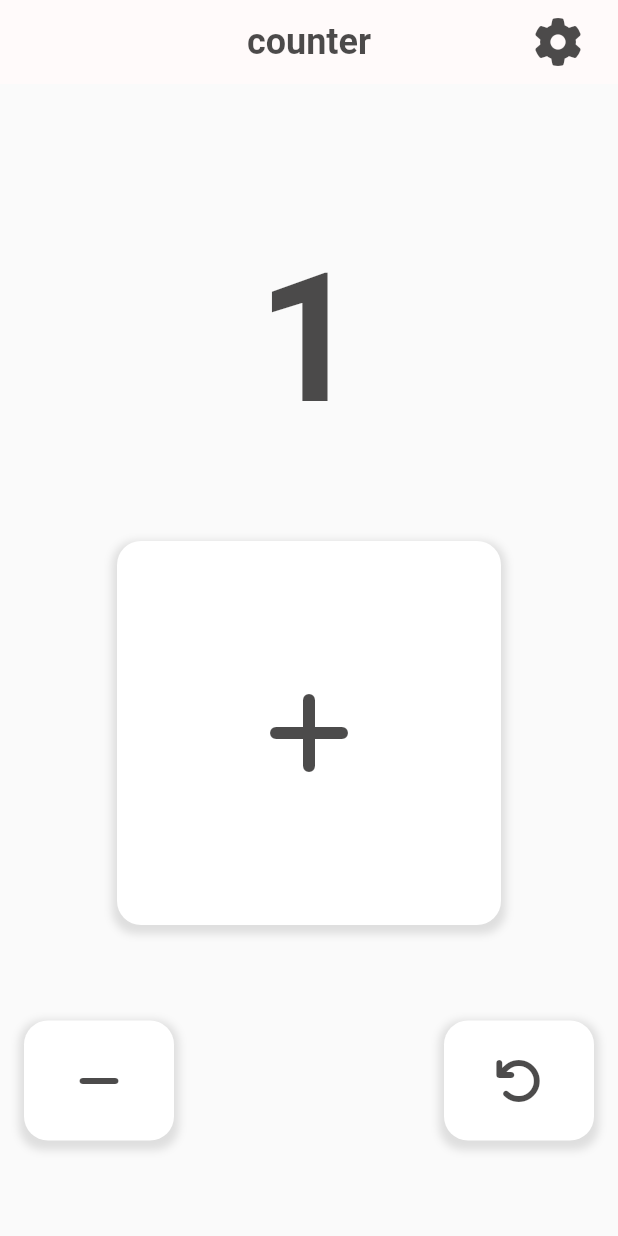
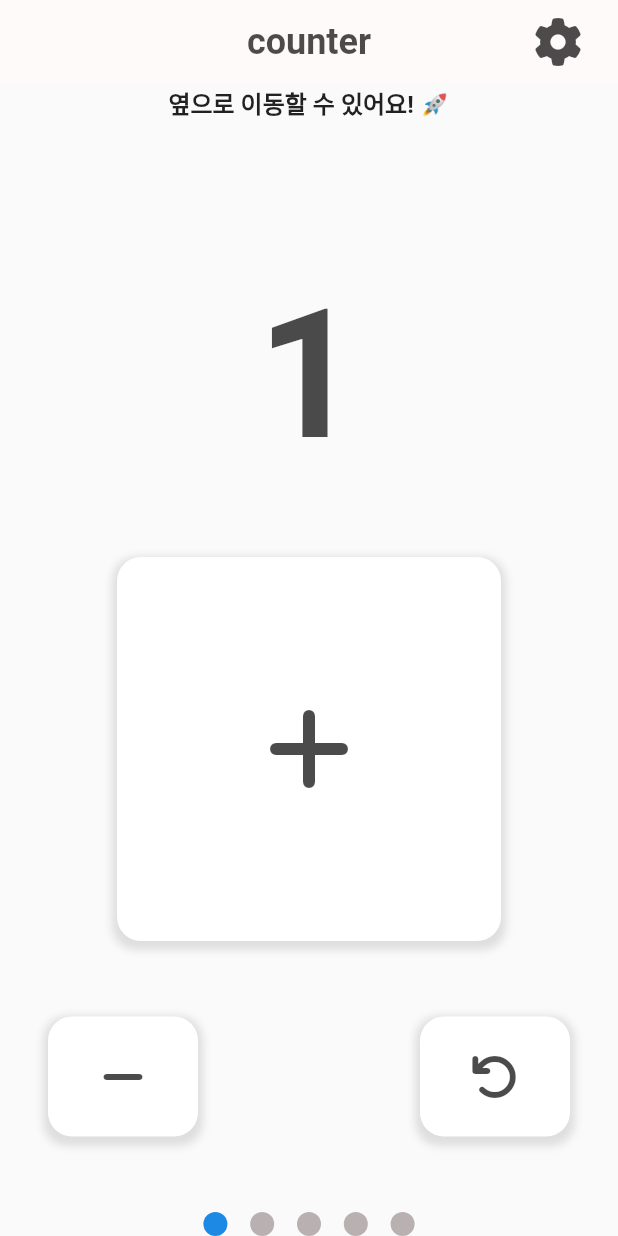
Before and after one commit to yongdo-kim/2023_counter_app, a Flutter app: the screen it shows after launch, after a tap on an icon or button, on a phone screen of 412 x 824 dp. Run offline on Flutter 3.47's test engine with Material 2 defaults, Android fonts, the phone set to English and light mode, and no system bars; drawn by our look-alikes of animated_flip_counter; our stand-ins replace bloc, easy_localization, equatable, firebase_analytics, firebase_core, firebase_crashlytics and 9 more; accounts and stored records are empty.

Commit message:
feat pagenation

```diff
--- a/lib/counter/application/counter/counter_bloc.dart
+++ b/lib/counter/application/counter/counter_bloc.dart
@@ -1,5 +1,4 @@
 import 'package:bloc/bloc.dart';
-import 'package:counter2023/counter/domain/counter.dart';
 import 'package:counter2023/counter/hive/hive_domain.dart';
 import 'package:equatable/equatable.dart';
 import 'package:injectable/injectable.dart';
@@ -14,18 +13,29 @@ class CounterBloc extends Bloc<CounterEvent, CounterState> {
     on<CounterUp>(_onCounterUp);
     on<CounterDown>(_onCounterDown);
     on<CounterReset>(_onCounterReset);
+    on<CounterIndexChanged>(_onCounterIndexChanged);
   }
 
   Future<void> _onCounterStarted(
       CounterStarted event, Emitter<CounterState> emit) async {
+    //TODO : 리스트로 변형 필요
     final countBox = await HiveDomain.getCountBox;
     final numberField = countBox.get('number');
     emit(state.copyWith(count: numberField?.number ?? 0));
   }
 
   Future<void> _onCounterUp(CounterUp event, Emitter<CounterState> emit) async {
-    _onCounterSave(count: state.count + 1);
-    emit(state.copyWith(count: state.count + 1));
+    final newData = state.counterObjects.map((obj) {
+      if (obj.id == event.index) {
+        int count = obj.count + 1;
+        return obj.copyWith(count: count);
+      } else {
+        return obj;
+      }
+    }).toList();
+    print(newData);
+    // _onCounterSave(, index: event.index);
+    emit(state.copyWith(counterObjects: newData));
   }
 
   Future<void> _onCounterDown(
@@ -33,23 +43,28 @@ class CounterBloc extends Bloc<CounterEvent, CounterState> {
     int count = state.count;
     count = count - 1;
     if (count < 0) {
-      _onCounterSave(count: 0);
+      _onCounterSave(index: event.index, count: 0);
       emit(state.copyWith(count: 0));
     } else {
-      _onCounterSave(count: count);
+      _onCounterSave(index: event.index, count: count);
       emit(state.copyWith(count: count));
     }
   }
 
   Future<void> _onCounterReset(
       CounterReset event, Emitter<CounterState> emit) async {
-    _onCounterSave(count: 0);
+    _onCounterSave(index: event.index, count: 0);
     emit(state.copyWith(count: 0));
   }
 
+  Future<void> _onCounterIndexChanged(
+      CounterIndexChanged event, Emitter<CounterState> emit) async {
+    emit(state.copyWith(currentIndex: event.index));
+  }
+
   //내부이벤트
-  Future<void> _onCounterSave({required int count}) async {
-    final countBox = await HiveDomain.getCountBox;
-    await countBox.put('number', Count(number: count));
+  Future<void> _onCounterSave({required int index, required int count}) async {
+    // final countBox = await HiveDomain.getCountBox;
+    // await countBox.put('number', Count(number: count));
   }
 }
--- a/lib/counter/application/counter/counter_event.dart
+++ b/lib/counter/application/counter/counter_event.dart
@@ -11,13 +11,21 @@ class CounterStarted extends CounterEvent {
 }
 
 class CounterUp extends CounterEvent {
-  const CounterUp();
+   final int index;
+  const CounterUp({required this.index});
 }
 
 class CounterDown extends CounterEvent {
-  const CounterDown();
+   final int index;
+  const CounterDown({required this.index});
 }
 
 class CounterReset extends CounterEvent {
-  const CounterReset();
+   final int index;
+  const CounterReset({required this.index});
 }
+
+class CounterIndexChanged extends CounterEvent {
+  final int index;
+  const CounterIndexChanged({required this.index});
+}
--- a/lib/counter/application/counter/counter_state.dart
+++ b/lib/counter/application/counter/counter_state.dart
@@ -3,19 +3,60 @@ part of 'counter_bloc.dart';
 class CounterState extends Equatable {
   final bool isLoading;
   final int count;
+  //TEST
+  final List<CounterObject> counterObjects;
+  final int currentIndex;
 
-  const CounterState({required this.isLoading, required this.count});
+  const CounterState({
+    required this.isLoading,
+    required this.count,
+    required this.counterObjects,
+    required this.currentIndex,
+  });
 
-  factory CounterState.initial() => const CounterState(
-        isLoading: false,
-        count: 0,
-      );
+  factory CounterState.initial() => CounterState(
+      isLoading: false,
+      count: 0,
+      counterObjects: [
+        CounterObject(id: 0, count: 0, title: ""),
+        CounterObject(id: 1, count: 0, title: ""),
+        CounterObject(id: 2, count: 0, title: ""),
+        CounterObject(id: 3, count: 0, title: ""),
+        CounterObject(id: 4, count: 0, title: ""),
+      ],
+      currentIndex: 0);
 
   @override
-  List<Object?> get props => [isLoading, count];
+  List<Object?> get props => [isLoading, count, counterObjects, currentIndex];
 
-  CounterState copyWith({bool? isLoading, int? count}) {
+  CounterState copyWith(
+      {bool? isLoading,
+      int? count,
+      List<CounterObject>? counterObjects,
+      int? currentIndex}) {
     return CounterState(
-        isLoading: isLoading ?? this.isLoading, count: count ?? this.count);
+        isLoading: isLoading ?? this.isLoading,
+        count: count ?? this.count,
+        counterObjects: counterObjects ?? this.counterObjects,
+        currentIndex: currentIndex ?? this.currentIndex);
   }
 }
+
+class CounterObject {
+  final int id;
+  final int count;
+  final String title;
+
+  CounterObject({required this.id, required this.title, required this.count});
+
+  CounterObject copyWith({
+    int? id,
+    int? count,
+    String? title,
+  }) {
+    return CounterObject(
+        id: id ?? this.id,
+        title: title ?? this.title,
+        count: count ?? this.count);
+  }
+}
--- a/lib/counter/presentation/counterPage.dart
+++ b/lib/counter/presentation/counterPage.dart
@@ -1,25 +1,32 @@
-import 'package:animated_flip_counter/animated_flip_counter.dart';
 import 'package:counter2023/counter/application/counter/counter_bloc.dart';
 import 'package:counter2023/counter/application/setting/setting_bloc.dart';
 import 'package:counter2023/counter/presentation/settingPage.dart';
+import 'package:counter2023/counter/presentation/widget/counterContent.dart';
+import 'package:counter2023/counter/presentation/widget/pageDot.dart';
 import 'package:counter2023/design/appbar/nari_app_bar.dart';
-import 'package:counter2023/design/button/nari_button.dart';
 import 'package:counter2023/design/color/nari_color.dart';
 import 'package:counter2023/design/font/nari_font.dart';
 import 'package:easy_localization/easy_localization.dart';
 import 'package:flutter/material.dart';
 import 'package:flutter_bloc/flutter_bloc.dart';
 import 'package:font_awesome_flutter/font_awesome_flutter.dart';
-import 'package:just_audio/just_audio.dart';
-import 'package:vibration/vibration.dart';
 
 import '../../common/admob/interstitial.dart';
 
-class CounterApp extends StatelessWidget {
+class CounterApp extends StatefulWidget {
   const CounterApp({super.key});
 
   @override
+  State<CounterApp> createState() => _CounterAppState();
+}
+
+class _CounterAppState extends State<CounterApp> {
+  @override
   Widget build(BuildContext context) {
+    final PageController pageController = PageController(
+      initialPage: 0,
+    );
+
     return Scaffold(
       appBar: NariAppBar(
         title: tr('title'),
@@ -50,50 +57,32 @@ class CounterApp extends StatelessWidget {
       body: SafeArea(
         child: BlocBuilder<SettingBloc, SettingState>(
           builder: (context, settingState) {
-            return BlocConsumer<CounterBloc, CounterState>(
-              listenWhen: (previous, current) =>
-                  previous.count != current.count,
-              listener: (context, counterState) async {
-                if (context.read<SettingBloc>().state.isSoundTurnOn) {
-                  await soundPlayer(context);
-                }
-
-                if (context.read<SettingBloc>().state.isVibratorTurnOn) {
-                  await vibratorPlayer(context);
-                }
-              },
+            return BlocBuilder<CounterBloc, CounterState>(
               builder: (context, state) {
-                return Padding(
-                  padding: const EdgeInsets.symmetric(horizontal: 16),
-                  child: Column(
-                    children: [
-                      const SizedBox(
-                        height: 100,
-                      ),
-                      AnimatedFlipCounter(
-                          duration: const Duration(milliseconds: 100),
-                          value: state.count,
-                          textStyle: NariFont.bold.copyWith(
-                              fontSize: 120, color: NariColor.primaryBlack)),
-                      Expanded(child: Container()),
-                      NariButton(
-                        width: 256,
-                        height: 256,
-                        iconData: FontAwesomeIcons.plus,
-                        iconSize: 64,
-                        backgroundColor: Colors.white,
-                        onTap: () async {
-                          context.read<CounterBloc>().add(const CounterUp());
-                        },
-                      ),
-                      const Expanded(child: SizedBox()),
-                      Row(
-                        mainAxisAlignment: MainAxisAlignment.spaceBetween,
-                        children: const [CounterMinusBox(), CounterResetBox()],
-                      ),
-                      const Expanded(child: SizedBox())
-                    ],
-                  ),
+                return Column(
+                  children: [
+                    const Text(
+                      "옆으로 이동할 수 있어요! 🚀",
+                      style: NariFont.bold16,
+                    ),
+                    Expanded(
+                      child: Padding(
+                          padding: const EdgeInsets.symmetric(horizontal: 16),
+                          child: PageView.builder(
+                              onPageChanged: (value) {
+                                context
+                                    .read<CounterBloc>()
+                                    .add(CounterIndexChanged(index: value));
+                              },
+                              itemCount: state.counterObjects.length,
+                              itemBuilder: (context, index) {
+                                return CounterContent(
+                                  index: index,
+                                );
+                              })),
+                    ),
+                    const PageDot()
+                  ],
                 );
               },
             );
@@ -103,69 +92,3 @@ class CounterApp extends StatelessWidget {
     );
   }
 }
-
-class CounterMinusBox extends StatelessWidget {
-  const CounterMinusBox({super.key});
-
-  @override
-  Widget build(BuildContext context) {
-    return NariButton(
-      width: 100,
-      backgroundColor: Colors.white,
-      padding: EdgeInsets.zero,
-      iconData: FontAwesomeIcons.minus,
-      onTap: () async {
-        context.read<CounterBloc>().add(const CounterDown());
-      },
-    );
-  }
-}
-
-class CounterResetBox extends StatelessWidget {
-  const CounterResetBox({super.key});
-
-  @override
-  Widget build(BuildContext context) {
-    return NariButton(
-      width: 100,
-      backgroundColor: Colors.white,
-      padding: EdgeInsets.zero,
-      iconData: FontAwesomeIcons.arrowRotateLeft,
-      onTap: () async {
-        context.read<CounterBloc>().add(const CounterReset());
-      },
-    );
-  }
-}
-
-Future<void> soundPlayer(BuildContext context) async {
-  final volume = context.read<SettingBloc>().state.soundVolume;
-  final isTurnOn = context.read<SettingBloc>().state.isSoundTurnOn;
-  if (isTurnOn) {
-    if (volume == 0) {
-      //do nothing
-    } else {
-      print("yongdo is here $volume");
-      final player = AudioPlayer();
-      await player.setAsset("assets/sound/click_sound.mp3");
-      await player.setVolume(volume);
-      await player.play();
-    }
-  }
-}
-
-Future<void> vibratorPlayer(BuildContext context) async {
-  final volume = context.read<SettingBloc>().state.vibratorVolume;
-  final isTurnOn = context.read<SettingBloc>().state.isVibratorTurnOn;
-
-  if (isTurnOn) {
-    if (volume == 0) {
-      //do nothing
-    } else {
-      final hasVibrator = await Vibration.hasVibrator() ?? false;
-      if (hasVibrator) {
-        Vibration.vibrate();
-      }
-    }
-  }
-}
--- /dev/null
+++ b/lib/counter/presentation/widget/counterContent.dart
@@ -0,0 +1,155 @@
+import 'package:animated_flip_counter/animated_flip_counter.dart';
+import 'package:counter2023/counter/application/counter/counter_bloc.dart';
+import 'package:counter2023/counter/application/setting/setting_bloc.dart';
+import 'package:counter2023/design/button/nari_button.dart';
+import 'package:counter2023/design/color/nari_color.dart';
+import 'package:counter2023/design/font/nari_font.dart';
+import 'package:flutter/material.dart';
+import 'package:flutter_bloc/flutter_bloc.dart';
+import 'package:font_awesome_flutter/font_awesome_flutter.dart';
+import 'package:just_audio/just_audio.dart';
+import 'package:vibration/vibration.dart';
+
+class CounterContent extends StatelessWidget {
+  final int index;
+  const CounterContent({
+    super.key,
+    required this.index,
+  });
+
+  @override
+  Widget build(BuildContext context) {
+    return BlocBuilder<SettingBloc, SettingState>(
+      builder: (context, settingState) {
+        return BlocConsumer<CounterBloc, CounterState>(
+          listenWhen: (previous, current) =>
+              previous.counterObjects[previous.currentIndex] !=
+              current.counterObjects[current.currentIndex],
+          listener: (context, counterState) async {
+            if (context.read<SettingBloc>().state.isSoundTurnOn) {
+              await soundPlayer(context);
+            }
+
+            if (context.read<SettingBloc>().state.isVibratorTurnOn) {
+              await vibratorPlayer(context);
+            }
+          },
+          builder: (context, state) {
+            return Column(
+              children: [
+                const SizedBox(
+                  height: 100,
+                ),
+                AnimatedFlipCounter(
+                    duration: const Duration(milliseconds: 100),
+                    value: state.counterObjects[state.currentIndex].count,
+                    textStyle: NariFont.bold.copyWith(
+                        fontSize: 120, color: NariColor.primaryBlack)),
+                const Expanded(child: SizedBox()),
+                NariButton(
+                  width: 256,
+                  height: 256,
+                  iconData: FontAwesomeIcons.plus,
+                  iconSize: 64,
+                  backgroundColor: Colors.white,
+                  onTap: () async {
+                    context
+                        .read<CounterBloc>()
+                        .add(CounterUp(index: state.currentIndex));
+                  },
+                ),
+                const Expanded(child: SizedBox()),
+                Padding(
+                  padding: const EdgeInsets.symmetric(horizontal: 16),
+                  child: Row(
+                    mainAxisAlignment: MainAxisAlignment.spaceBetween,
+                    children: const [CounterMinusBox(), CounterResetBox()],
+                  ),
+                ),
+                const Expanded(child: SizedBox())
+              ],
+            );
+          },
+        );
+      },
+    );
+  }
+}
+
+class CounterMinusBox extends StatelessWidget {
+  const CounterMinusBox({super.key});
+
+  @override
+  Widget build(BuildContext context) {
+    return BlocBuilder<CounterBloc, CounterState>(
+      builder: (context, state) {
+        return NariButton(
+          width: 100,
+          backgroundColor: Colors.white,
+          padding: EdgeInsets.zero,
+          iconData: FontAwesomeIcons.minus,
+          onTap: () async {
+            context
+                .read<CounterBloc>()
+                .add(CounterDown(index: state.currentIndex));
+          },
+        );
+      },
+    );
+  }
+}
+
+class CounterResetBox extends StatelessWidget {
+  const CounterResetBox({super.key});
+
+  @override
+  Widget build(BuildContext context) {
+    return BlocBuilder<CounterBloc, CounterState>(
+      builder: (context, state) {
+        return NariButton(
+          width: 100,
+          backgroundColor: Colors.white,
+          padding: EdgeInsets.zero,
+          iconData: FontAwesomeIcons.arrowRotateLeft,
+          onTap: () async {
+            context
+                .read<CounterBloc>()
+                .add(CounterReset(index: state.currentIndex));
+          },
+        );
+      },
+    );
+  }
+}
+
+Future<void> soundPlayer(BuildContext context) async {
+  final volume = context.read<SettingBloc>().state.soundVolume;
+  final isTurnOn = context.read<SettingBloc>().state.isSoundTurnOn;
+  if (isTurnOn) {
+    if (volume == 0) {
+      //do nothing
+    } else {
+      print("yongdo is here $volume");
+      final player = AudioPlayer();
+      await player.setAsset("assets/sound/click_sound.mp3");
+      await player.setVolume(volume);
+      await player.play();
+    }
+  }
+}
+
+Future<void> vibratorPlayer(BuildContext context) async {
+  final volume = context.read<SettingBloc>().state.vibratorVolume;
+  final isTurnOn = context.read<SettingBloc>().state.isVibratorTurnOn;
+
+  if (isTurnOn) {
+    if (volume == 0) {
+      //do nothing
+    } else {
+      final hasVibrator = await Vibration.hasVibrator() ?? false;
+      if (hasVibrator) {
+        Vibration.vibrate();
+      }
+    }
+  }
+}
--- /dev/null
+++ b/lib/counter/presentation/widget/pageDot.dart
@@ -0,0 +1,49 @@
+import 'package:counter2023/counter/application/counter/counter_bloc.dart';
+import 'package:counter2023/design/color/nari_color.dart';
+import 'package:flutter/material.dart';
+import 'package:flutter_bloc/flutter_bloc.dart';
+
+class PageDot extends StatelessWidget {
+  const PageDot({super.key});
+
+  @override
+  Widget build(BuildContext context) {
+    return BlocBuilder<CounterBloc, CounterState>(
+      builder: (context, state) {
+        return Padding(
+          padding: const EdgeInsets.symmetric(horizontal: 128),
+          child: Row(
+              mainAxisAlignment: MainAxisAlignment.spaceAround,
+              children: state.counterObjects
+                  .map((obj) => Dot(
+                        obj: obj,
+                      ))
+                  .toList()),
+        );
+      },
+    );
+  }
+}
+
+class Dot extends StatelessWidget {
+  final CounterObject obj;
+  const Dot({super.key, required this.obj});
+
+  @override
+  Widget build(BuildContext context) {
+    return BlocBuilder<CounterBloc, CounterState>(
+      builder: (context, state) {
+        return Container(
+          width: 16,
+          height: 16,
+          decoration: BoxDecoration(
+            color: obj.id == state.currentIndex
+                ? NariColor.primaryColor
+                : NariColor.secondaryGrey,
+            borderRadius: BorderRadius.circular(16),
+          ),
+        );
+      },
+    );
+  }
+}
--- a/lib/design/appbar/nari_app_bar.dart
+++ b/lib/design/appbar/nari_app_bar.dart
@@ -5,9 +5,11 @@ import 'package:flutter/material.dart';
 
 class NariAppBar extends StatelessWidget implements PreferredSizeWidget {
   final List<Widget> actions;
+  final Widget? leading;
   final String title;
   const NariAppBar({
     Key? key,
+    this.leading,
     required this.actions,
     required this.title,
   }) : super(key: key);
@@ -15,6 +17,7 @@ class NariAppBar extends StatelessWidget implements PreferredSizeWidget {
   @override
   Widget build(BuildContext context) {
     return AppBar(
+      leading: leading,
       centerTitle: true,
       title: Text(
         title,
--- a/pubspec.yaml
+++ b/pubspec.yaml
@@ -43,6 +43,9 @@ dependencies:
   animated_flip_counter: ^0.2.5
   vibration: ^1.7.5
   just_audio: ^0.9.34
+
+  #animation
+  flutter_bounce: ^1.1.0
 
 dev_dependencies:
   flutter_test:
```
Also changed, not shown: assets/icon/app_launcher_icon.png, pubspec.lock, 26 other files.
